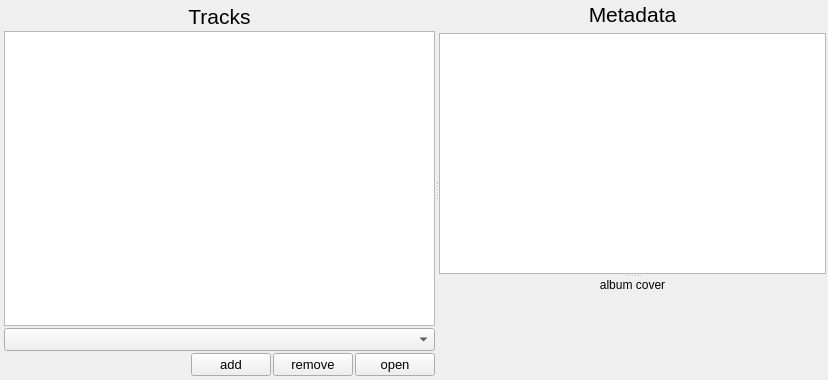
The window that src/ui/audio/track/trackmanager.ui (xiangCaO233/MusicMapMaker) describes before a commit, drawn with Qt 5.
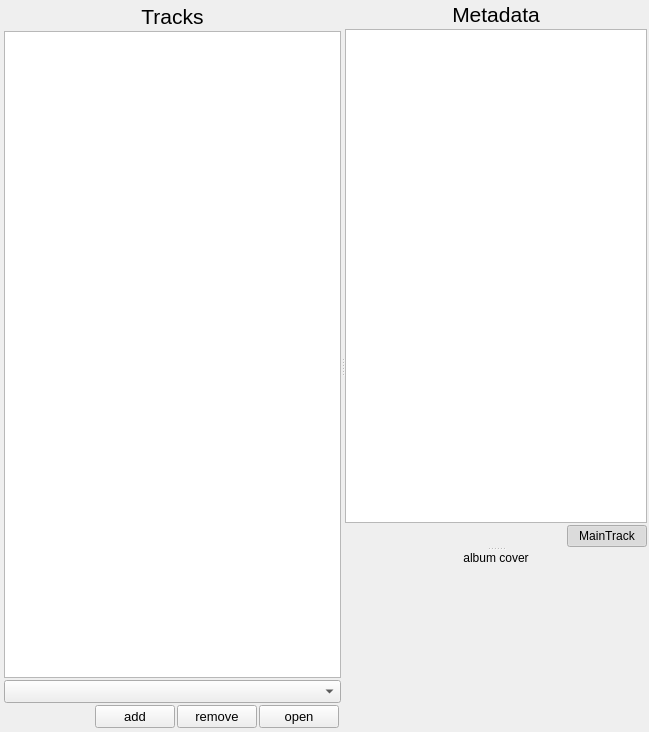
The same window after the commit. Custom widgets are drawn as their Qt base class.

```diff
--- a/src/ui/audio/track/trackmanager.ui
+++ b/src/ui/audio/track/trackmanager.ui
@@ -6,8 +6,8 @@
    <rect>
     <x>0</x>
     <y>0</y>
-    <width>828</width>
-    <height>380</height>
+    <width>649</width>
+    <height>732</height>
    </rect>
   </property>
   <property name="windowTitle">
@@ -85,10 +85,6 @@
            <number>0</number>
           </property>
           <item>
-           <widget class="QSplitter" name="splitter_2">
-            <property name="orientation">
-             <enum>Qt::Orientation::Horizontal</enum>
-            </property>
             <widget class="QComboBox" name="device_selection">
              <property name="baseSize">
               <size>
@@ -105,13 +101,15 @@
               <string>select output device</string>
              </property>
             </widget>
-           </widget>
           </item>
          </layout>
         </widget>
        </item>
        <item>
         <layout class="QHBoxLayout" name="buttons_layout">
+         <property name="rightMargin">
+          <number>2</number>
+         </property>
          <item>
           <spacer name="horizontalSpacer">
            <property name="orientation">
@@ -165,8 +163,15 @@
        </item>
       </layout>
      </widget>
+     <widget class="QSplitter" name="splitter">
+      <property name="orientation">
+       <enum>Qt::Orientation::Vertical</enum>
+      </property>
      <widget class="QWidget" name="layoutWidget">
       <layout class="QVBoxLayout" name="verticalLayout_2">
+        <property name="spacing">
+         <number>2</number>
+        </property>
        <item>
         <widget class="QLabel" name="metadata_label">
          <property name="font">
@@ -183,11 +188,43 @@
         </widget>
        </item>
        <item>
-        <widget class="QSplitter" name="splitter">
-         <property name="orientation">
-          <enum>Qt::Orientation::Vertical</enum>
-         </property>
          <widget class="AutoResizeTableWidget" name="metadata_table"/>
+        </item>
+        <item>
+         <layout class="QHBoxLayout" name="horizontalLayout">
+          <item>
+           <spacer name="horizontalSpacer_2">
+            <property name="orientation">
+             <enum>Qt::Orientation::Horizontal</enum>
+            </property>
+            <property name="sizeHint" stdset="0">
+             <size>
+              <width>40</width>
+              <height>20</height>
+             </size>
+            </property>
+           </spacer>
+          </item>
+          <item>
+           <widget class="QPushButton" name="track_type_button">
+            <property name="text">
+             <string>MainTrack</string>
+            </property>
+            <property name="checkable">
+             <bool>true</bool>
+            </property>
+            <property name="checked">
+             <bool>true</bool>
+            </property>
+            <property name="flat">
+             <bool>true</bool>
+            </property>
+           </widget>
+          </item>
+         </layout>
+        </item>
+       </layout>
+      </widget>
          <widget class="QWidget" name="album_info_widget" native="true">
           <layout class="QVBoxLayout" name="verticalLayout" stretch="0,1">
            <property name="spacing">
@@ -233,9 +270,6 @@
            </item>
           </layout>
          </widget>
-        </widget>
-       </item>
-      </layout>
      </widget>
     </widget>
    </item>
```
Left out of the diff: 2 changed lines with no effect on the pictures. Lines whose indentation alone changed are shown as unchanged.
